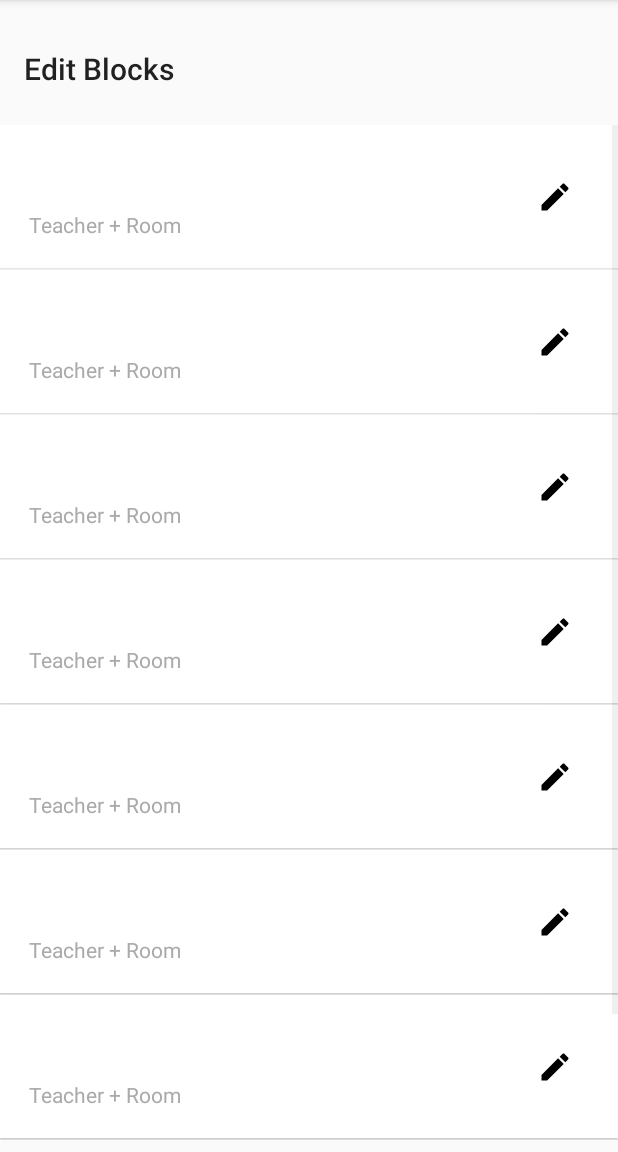
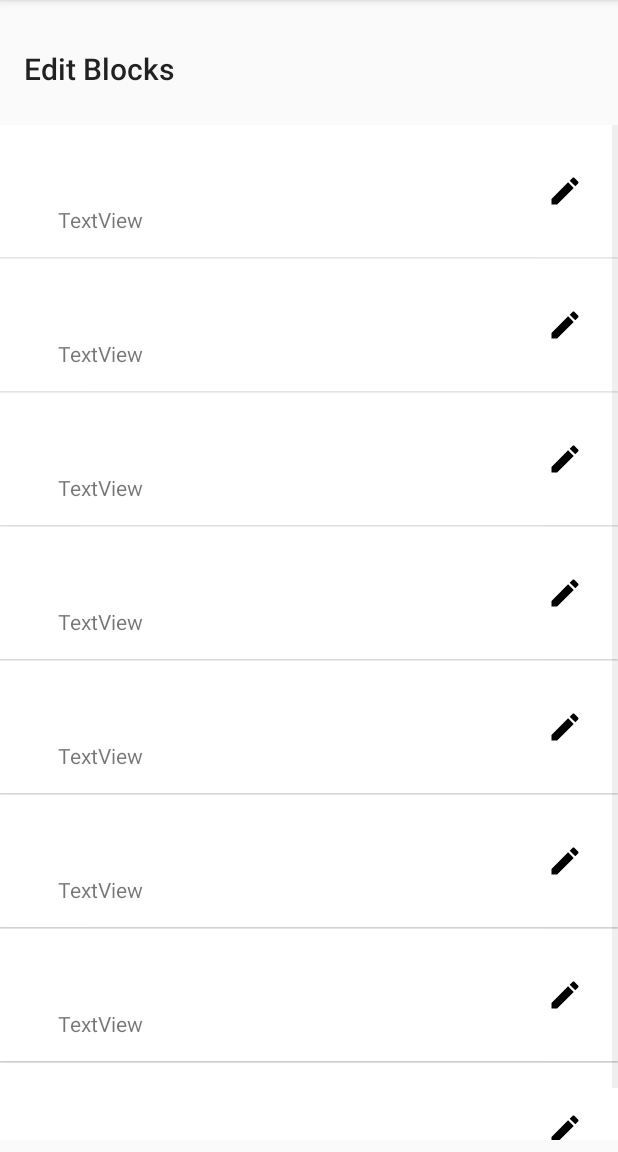
Before and after one commit to Synfax/PersonalProjectApp, an Android app: the EditBlocksActivity screen opened directly, with no data from a screen before it, on a phone screen of 412 x 824 dp, the part 84-1236 px from its top. Run offline under Robolectric (Android 15) with nearby library versions, the phone set to English and light mode, and no system bars; 5 statements that could not run were skipped.

Commit message:
mac -> desktop

```diff
--- /dev/null
+++ b/app/src/main/java/com/example/paul/project/about.txt
@@ -0,0 +1 @@
+7:08 pm 22/01/2018
--- a/app/src/main/res/layout/content_main.xml
+++ b/app/src/main/res/layout/content_main.xml
@@ -72,7 +72,7 @@
         <android.support.v4.view.ViewPager
             android:id="@+id/viewpager"
             android:layout_width="match_parent"
-            android:layout_height="match_parent"
+            android:layout_height="wrap_content"
             app:layout_behavior="@string/appbar_scrolling_view_behavior" />
     </android.support.design.widget.CoordinatorLayout>
 
--- a/app/src/main/res/layout/fragment_layout_event.xml
+++ b/app/src/main/res/layout/fragment_layout_event.xml
@@ -32,9 +32,8 @@
 
             <ListView
                 android:id="@+id/EventList"
-                style="@style/Widget.AppCompat.ListView"
-                android:layout_width="0dp"
-                android:layout_height="0dp"
+                android:layout_width="match_parent"
+                android:layout_height="match_parent"
                 android:layout_marginBottom="8dp"
                 android:layout_marginLeft="0dp"
                 android:layout_marginRight="0dp"
@@ -43,7 +42,7 @@
                 android:dividerHeight="1dp"
                 android:elevation="0dp"
                 android:longClickable="true"
-                android:padding="4dp"
+                android:padding="0dp"
                 app:layout_constraintBottom_toTopOf="@+id/addeventbutton"
                 app:layout_constraintLeft_toLeftOf="parent"
                 app:layout_constraintRight_toRightOf="parent"
@@ -56,10 +55,10 @@
             android:layout_width="275dp"
             android:layout_height="wrap_content"
             android:layout_marginBottom="10dp"
-            android:background="@color/colorPrimary"
+            android:background="@color/White"
             android:elevation="0dp"
             android:text="Add Event"
-            android:textColor="@color/White"
+            android:textColor="@color/colorPrimary"
             android:visibility="visible"
             app:layout_constraintBottom_toBottomOf="parent"
             app:layout_constraintHorizontal_bias="0.504"
--- a/app/src/main/res/layout/list_row.xml
+++ b/app/src/main/res/layout/list_row.xml
@@ -11,56 +11,45 @@
     android:orientation="horizontal"
     android:padding="15dip">
 
-    <!-- Title Of Song-->
+
     <TextView
         android:id="@+id/listrowName"
-        android:layout_width="200dp"
+        android:layout_width="0dp"
         android:layout_height="wrap_content"
-        android:layout_marginLeft="4dp"
-        android:layout_marginTop="4dp"
-        android:fontFamily="sans-serif"
-        android:text="Name"
+        android:layout_marginLeft="23dp"
+        android:layout_marginRight="8dp"
+        android:layout_marginTop="8dp"
+        android:text="TextView"
         android:textColor="@android:color/black"
-        android:textIsSelectable="false"
-        android:textSize="15dip"
+        android:textSize="16sp"
+        app:layout_constraintHorizontal_bias="1.0"
         app:layout_constraintLeft_toLeftOf="parent"
+        app:layout_constraintRight_toLeftOf="@+id/listrowOptions"
         app:layout_constraintTop_toTopOf="parent" />
 
-
-    <!-- Artist Name -->
     <TextView
         android:id="@+id/listrowInformation"
-        android:layout_width="307dp"
-        android:layout_height="23dp"
-        android:layout_alignParentLeft="true"
-        android:layout_alignParentStart="true"
-        android:layout_below="@+id/listrowName"
-        android:layout_marginLeft="19dp"
-        android:layout_marginStart="4dp"
-        android:layout_marginTop="16dp"
-        android:text="Teacher + Room"
-        android:textColor="@android:color/darker_gray"
-        android:textIsSelectable="false"
-        android:textSize="14sp"
+        android:layout_width="0dp"
+        android:layout_height="wrap_content"
+        android:layout_marginLeft="23dp"
+        android:layout_marginRight="8dp"
+        android:layout_marginTop="8dp"
+        android:text="TextView"
+        app:layout_constraintHorizontal_bias="0.535"
         app:layout_constraintLeft_toLeftOf="parent"
-        app:layout_constraintTop_toBottomOf="@+id/listrowName"
-        tools:layout_editor_absoluteY="55dp" />
-
-
-    <!-- Rightend Duration -->
+        app:layout_constraintRight_toLeftOf="@+id/listrowOptions"
+        app:layout_constraintTop_toBottomOf="@+id/listrowName" />
 
     <ImageButton
         android:id="@+id/listrowOptions"
-        android:layout_width="38dp"
-        android:layout_height="59dp"
-        android:layout_marginBottom="0dp"
+        android:layout_width="wrap_content"
+        android:layout_height="wrap_content"
+        android:layout_marginBottom="8dp"
         android:layout_marginRight="8dp"
-        android:layout_marginTop="0dp"
+        android:layout_marginTop="8dp"
         android:background="@android:color/transparent"
         app:layout_constraintBottom_toBottomOf="parent"
         app:layout_constraintRight_toRightOf="parent"
         app:layout_constraintTop_toTopOf="parent"
         app:srcCompat="@drawable/ic_more_vert_black_24dp" />
-
-
 </android.support.constraint.ConstraintLayout>
```
